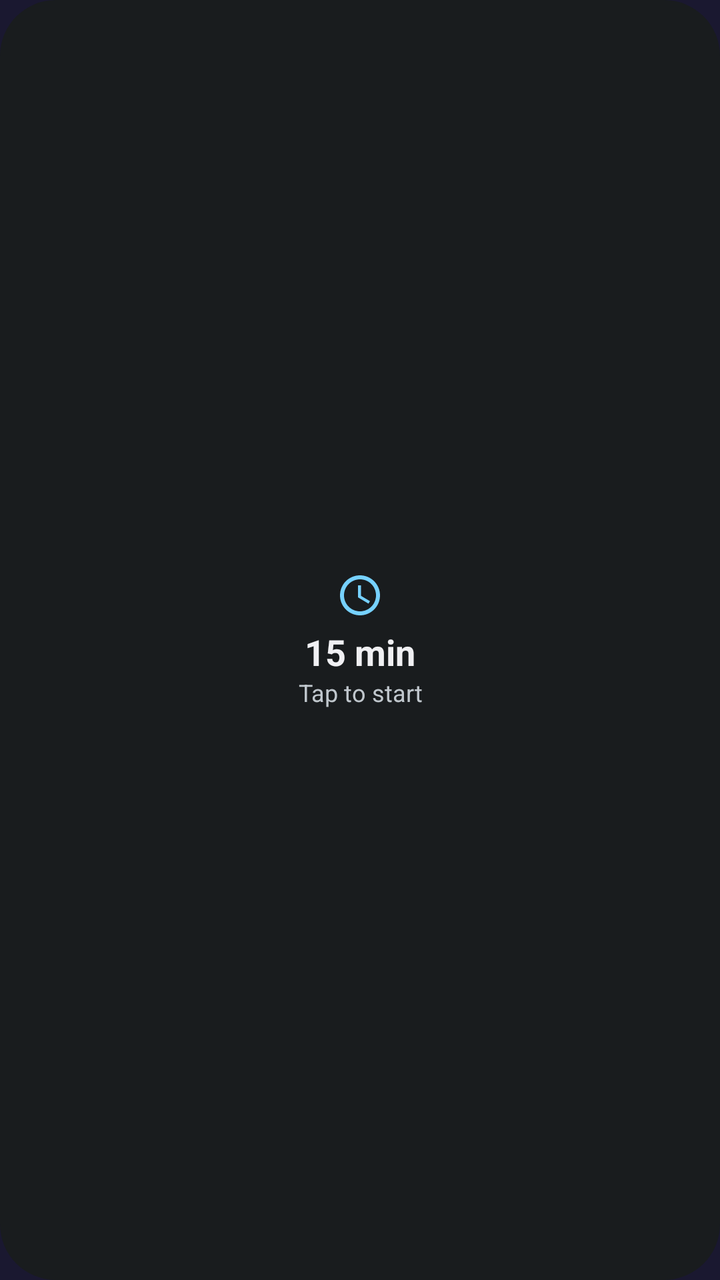
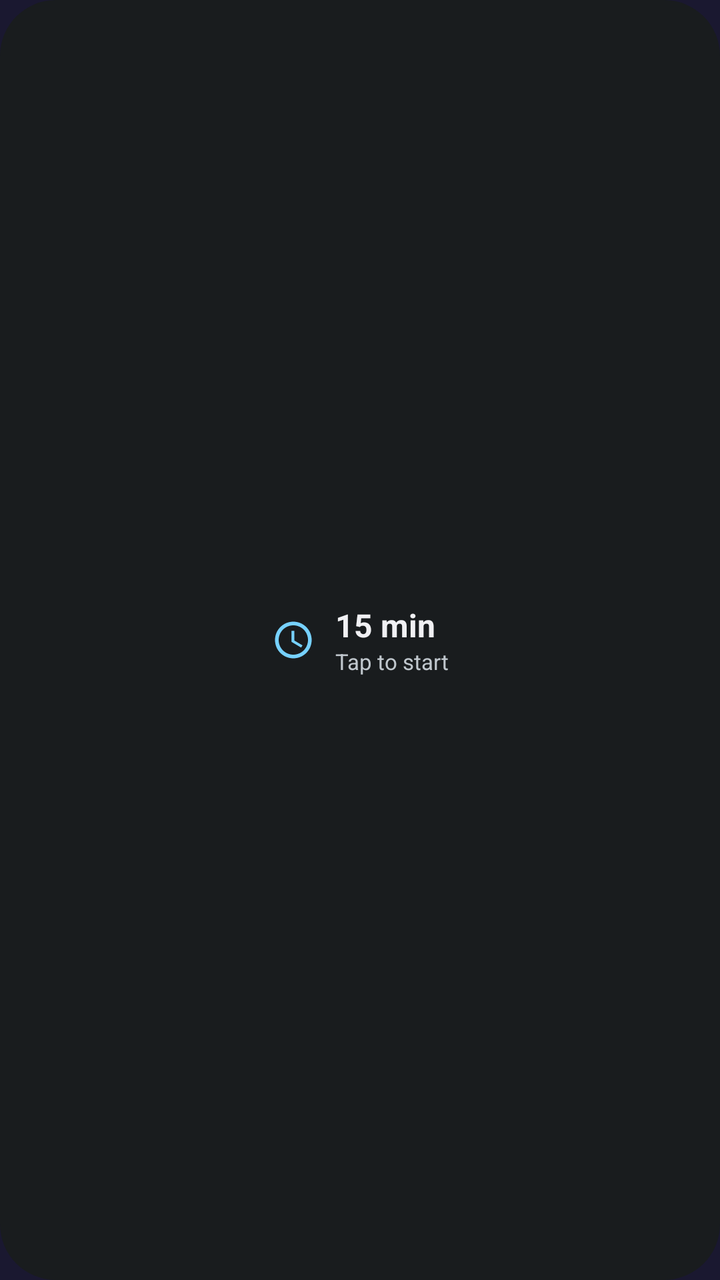

Before-and-after screenshots of an Android layout around one commit, followed by the original layout XML and the change that was made.
<!-- AndroidManifest.xml: application theme Theme.SleepTimer -->
<!-- res/layout/widget_sleep_timer.xml -->
<?xml version="1.0" encoding="utf-8"?>
<LinearLayout xmlns:android="http://schemas.android.com/apk/res/android"
    android:id="@+id/widget_root"
    android:layout_width="match_parent"
    android:layout_height="match_parent"
    android:background="@drawable/widget_background"
    android:gravity="center"
    android:orientation="vertical"
    android:padding="8dp">

    <ImageView
        android:id="@+id/widget_icon"
        android:layout_width="24dp"
        android:layout_height="24dp"
        android:importantForAccessibility="no"
        android:src="@drawable/ic_timer"
        android:tint="@color/widget_accent" />

    <TextView
        android:id="@+id/widget_minutes"
        android:layout_width="wrap_content"
        android:layout_height="wrap_content"
        android:layout_marginTop="4dp"
        android:maxLines="1"
        android:text="@string/widget_preview_minutes"
        android:textColor="@color/widget_text"
        android:textSize="18sp"
        android:textStyle="bold" />

    <TextView
        android:id="@+id/widget_label"
        android:layout_width="wrap_content"
        android:layout_height="wrap_content"
        android:gravity="center"
        android:maxLines="2"
        android:text="@string/widget_tap_to_start"
        android:textColor="@color/widget_text_secondary"
        android:textSize="12sp" />

</LinearLayout>
<!-- resources referenced by this layout -->
<resources>
  <color name="widget_accent">#C9B8FF</color>
  <color name="widget_text">#FFFFFF</color>
  <color name="widget_text_secondary">#B3FFFFFF</color>
  <!-- drawable ic_timer (drawable) -->
  <?xml version="1.0" encoding="utf-8"?>
  <vector xmlns:android="http://schemas.android.com/apk/res/android"
      android:width="24dp"
      android:height="24dp"
      android:viewportWidth="24"
      android:viewportHeight="24">
      <path
          android:fillColor="@android:color/white"
          android:pathData="M11.99,2C6.47,2 2,6.48 2,12s4.47,10 9.99,10C17.52,22 22,17.52 22,12S17.52,2 11.99,2zM12,20c-4.42,0 -8,-3.58 -8,-8s3.58,-8 8,-8 8,3.58 8,8 -3.58,8 -8,8z" />
      <path
          android:fillColor="@android:color/white"
          android:pathData="M12.5,7H11v6l5.25,3.15 0.75,-1.23 -4.5,-2.67z" />
  </vector>
  <!-- drawable widget_background (drawable) -->
  <?xml version="1.0" encoding="utf-8"?>
  <shape xmlns:android="http://schemas.android.com/apk/res/android"
      android:shape="rectangle">
      <solid android:color="@color/widget_background" />
      <corners android:radius="@dimen/widget_corner_radius" />
  </shape>
  <string name="widget_preview_minutes">15 min</string>
  <string name="widget_tap_to_start">Tap to start</string>
  <style name="Theme.SleepTimer" parent="android:Theme.Material.NoActionBar">
          <item name="android:statusBarColor">@android:color/transparent</item>
          <item name="android:navigationBarColor">@android:color/transparent</item>
          <item name="android:windowBackground">@color/midnight_bg</item>
      </style>
  <color name="widget_background">@color/midnight_bg</color>
  <dimen name="widget_corner_radius">16dp</dimen>
  <color name="midnight_bg">#1A1830</color>
</resources>

<!-- the commit's change to res/layout/widget_sleep_timer.xml (unified diff, before → after) -->
@@ -5,36 +5,43 @@
     android:layout_height="match_parent"
     android:background="@drawable/widget_background"
     android:gravity="center"
-    android:orientation="vertical"
-    android:padding="8dp">
+    android:orientation="horizontal"
+    android:paddingHorizontal="12dp"
+    android:paddingVertical="4dp">
 
     <ImageView
         android:id="@+id/widget_icon"
-        android:layout_width="24dp"
-        android:layout_height="24dp"
+        android:layout_width="22dp"
+        android:layout_height="22dp"
         android:importantForAccessibility="no"
         android:src="@drawable/ic_timer"
         android:tint="@color/widget_accent" />
 
-    <TextView
-        android:id="@+id/widget_minutes"
+    <LinearLayout
         android:layout_width="wrap_content"
         android:layout_height="wrap_content"
-        android:layout_marginTop="4dp"
-        android:maxLines="1"
-        android:text="@string/widget_preview_minutes"
-        android:textColor="@color/widget_text"
-        android:textSize="18sp"
-        android:textStyle="bold" />
+        android:layout_marginStart="10dp"
+        android:gravity="center_vertical"
+        android:orientation="vertical">
 
-    <TextView
-        android:id="@+id/widget_label"
-        android:layout_width="wrap_content"
-        android:layout_height="wrap_content"
-        android:gravity="center"
-        android:maxLines="2"
-        android:text="@string/widget_tap_to_start"
-        android:textColor="@color/widget_text_secondary"
-        android:textSize="12sp" />
+        <TextView
+            android:id="@+id/widget_minutes"
+            android:layout_width="wrap_content"
+            android:layout_height="wrap_content"
+            android:maxLines="1"
+            android:text="@string/widget_preview_minutes"
+            android:textColor="@color/widget_text"
+            android:textSize="16sp"
+            android:textStyle="bold" />
+
+        <TextView
+            android:id="@+id/widget_label"
+            android:layout_width="wrap_content"
+            android:layout_height="wrap_content"
+            android:maxLines="2"
+            android:text="@string/widget_tap_to_start"
+            android:textColor="@color/widget_text_secondary"
+            android:textSize="11sp" />
+    </LinearLayout>
 
 </LinearLayout>
